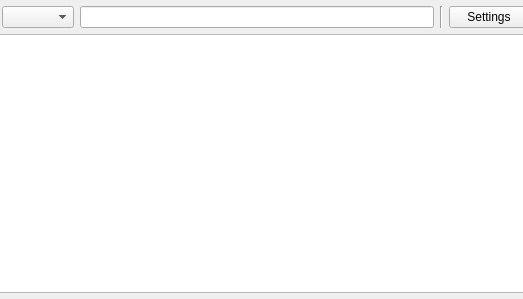
Old version of the form src/qualogwidget.ui in the repository juangburgos/QUaServerWidgets; both pictures show x 140 to 663 and y 0 to 299 of the 847 by 299 pixel window.
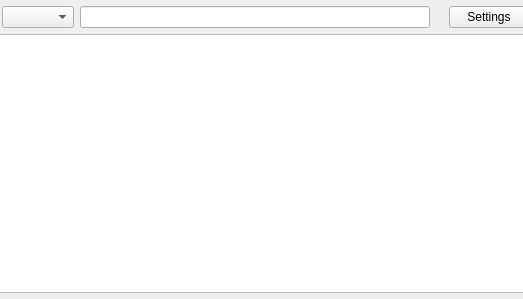
New version of the form. Custom widgets are drawn as their Qt base class.

What changed in the file:
```diff
--- a/src/qualogwidget.ui
+++ b/src/qualogwidget.ui
@@ -124,7 +124,14 @@
           <widget class="QComboBox" name="comboBoxFilterCateg"/>
          </item>
          <item>
-          <widget class="QLineEdit" name="lineEditFilterText"/>
+          <widget class="QLineEdit" name="lineEditFilterText">
+           <property name="minimumSize">
+            <size>
+             <width>120</width>
+             <height>0</height>
+            </size>
+           </property>
+          </widget>
          </item>
         </layout>
        </widget>
@@ -133,9 +140,15 @@
     </widget>
    </item>
    <item row="0" column="1">
-    <widget class="Line" name="line">
-     <property name="orientation">
-      <enum>Qt::Vertical</enum>
+    <widget class="QLabel" name="labelSpacer">
+     <property name="sizePolicy">
+      <sizepolicy hsizetype="Minimum" vsizetype="Preferred">
+       <horstretch>0</horstretch>
+       <verstretch>0</verstretch>
+      </sizepolicy>
+     </property>
+     <property name="text">
+      <string/>
      </property>
     </widget>
    </item>
```
Left out of the diff: 20 changed lines with no effect on the pictures.
